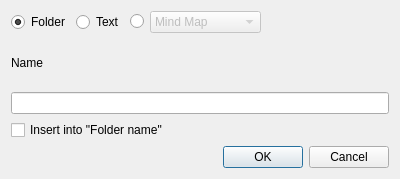
This is src/bin/scenarist-desktop/UserInterfaceLayer/Research/ResearchItemDialog.ui in dimkanovikov/KITScenarist as Qt 5 draws it before an edit. The edited form follows.
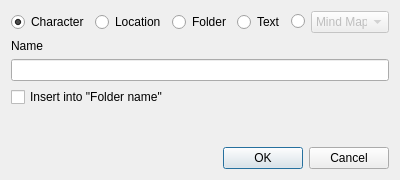
This is the edited form.

Commit message: Implemented adding andremoving characters and locations in research #44

Diff of the .ui file:
```diff
--- a/src/bin/scenarist-desktop/UserInterfaceLayer/Research/ResearchItemDialog.ui
+++ b/src/bin/scenarist-desktop/UserInterfaceLayer/Research/ResearchItemDialog.ui
@@ -7,7 +7,7 @@
     <x>0</x>
     <y>0</y>
     <width>400</width>
-    <height>179</height>
+    <height>180</height>
    </rect>
   </property>
   <property name="minimumSize">
@@ -22,6 +22,32 @@
   <layout class="QVBoxLayout" name="verticalLayout">
    <item>
     <layout class="QHBoxLayout" name="horizontalLayout">
+     <item>
+      <widget class="QRadioButton" name="character">
+       <property name="text">
+        <string>Character</string>
+       </property>
+       <property name="checkable">
+        <bool>true</bool>
+       </property>
+       <property name="checked">
+        <bool>true</bool>
+       </property>
+      </widget>
+     </item>
+     <item>
+      <widget class="QRadioButton" name="location">
+       <property name="text">
+        <string>Location</string>
+       </property>
+       <property name="checkable">
+        <bool>true</bool>
+       </property>
+       <property name="checked">
+        <bool>false</bool>
+       </property>
+      </widget>
+     </item>
      <item>
       <widget class="QRadioButton" name="folder">
        <property name="text">
@@ -31,7 +57,7 @@
         <bool>true</bool>
        </property>
        <property name="checked">
-        <bool>true</bool>
+        <bool>false</bool>
        </property>
       </widget>
      </item>
@@ -113,6 +139,19 @@
      </property>
     </widget>
    </item>
+   <item>
+    <spacer name="verticalSpacer">
+     <property name="orientation">
+      <enum>Qt::Vertical</enum>
+     </property>
+     <property name="sizeHint" stdset="0">
+      <size>
+       <width>20</width>
+       <height>40</height>
+      </size>
+     </property>
+    </spacer>
+   </item>
    <item>
     <widget class="QDialogButtonBox" name="buttons">
      <property name="standardButtons">
```
The commit also changes 16 other files.
